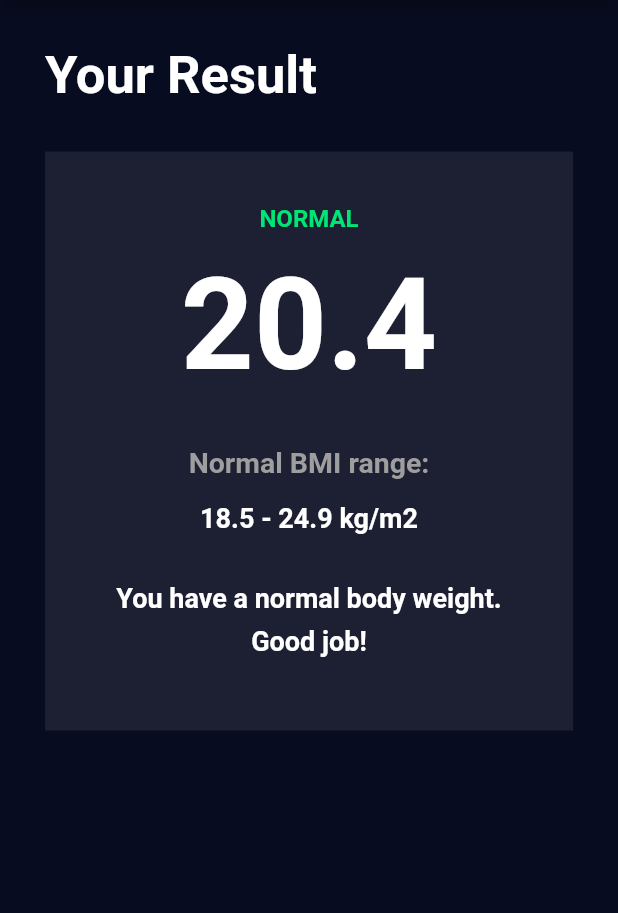
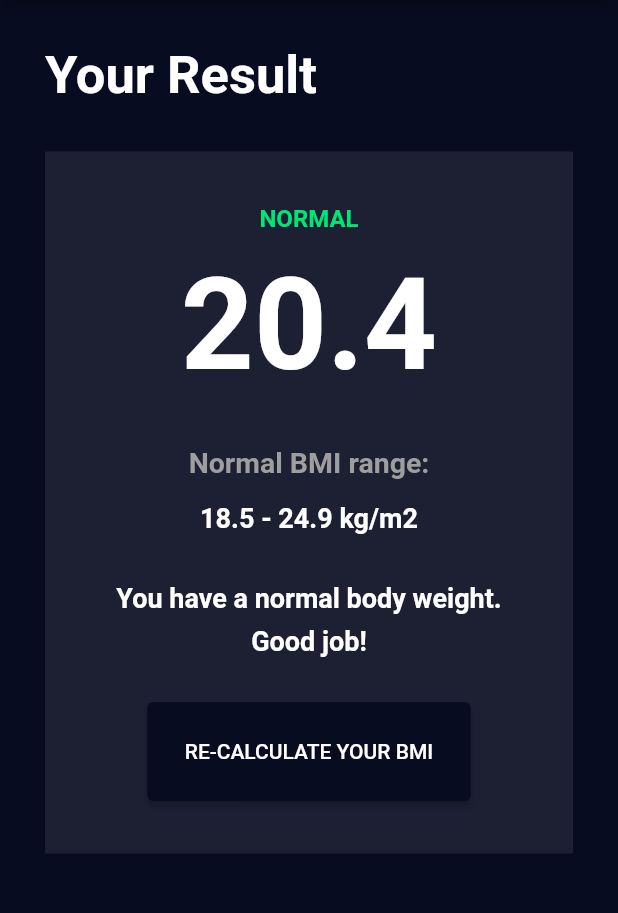
Before and after one commit to NickTaykey/BMI_calculator_app, a Flutter app: the screen it shows after launch, after a tap on the "add" icon, after a tap on "CALCULATE YOUR BMI", on a phone screen of 412 x 824 dp, the part 84-997 px from its top. Run offline on Flutter 3.47's test engine with Material 2 defaults, Android fonts, the phone set to English and light mode, and no system bars; our stand-ins replace flutter_svg.

Commit message:
add re-calculate button

```diff
--- a/lib/BMIResults.dart
+++ b/lib/BMIResults.dart
@@ -3,7 +3,8 @@ import 'package:flutter/material.dart';
 class BMIResults extends StatelessWidget {
   final double bmiValue;
   final Map category;
-  BMIResults(this.bmiValue, this.category);
+  final Function onReset;
+  BMIResults(this.bmiValue, this.category, this.onReset);
   @override
   Widget build(BuildContext context) {
     return Container(
@@ -84,6 +85,17 @@ class BMIResults extends StatelessWidget {
                       height: 1.6,
                     ),
                   ),
+                ),
+                SizedBox(
+                  height: 16,
+                ),
+                ElevatedButton(
+                  onPressed: onReset,
+                  style: ElevatedButton.styleFrom(
+                    padding: EdgeInsets.all(25),
+                    primary: Color.fromRGBO(8, 12, 32, 1),
+                  ),
+                  child: Text('RE-CALCULATE YOUR BMI'),
                 )
               ],
             ),
```
Also changed, not shown: lib/BMICalculator.dart (+12 -1 lines).
